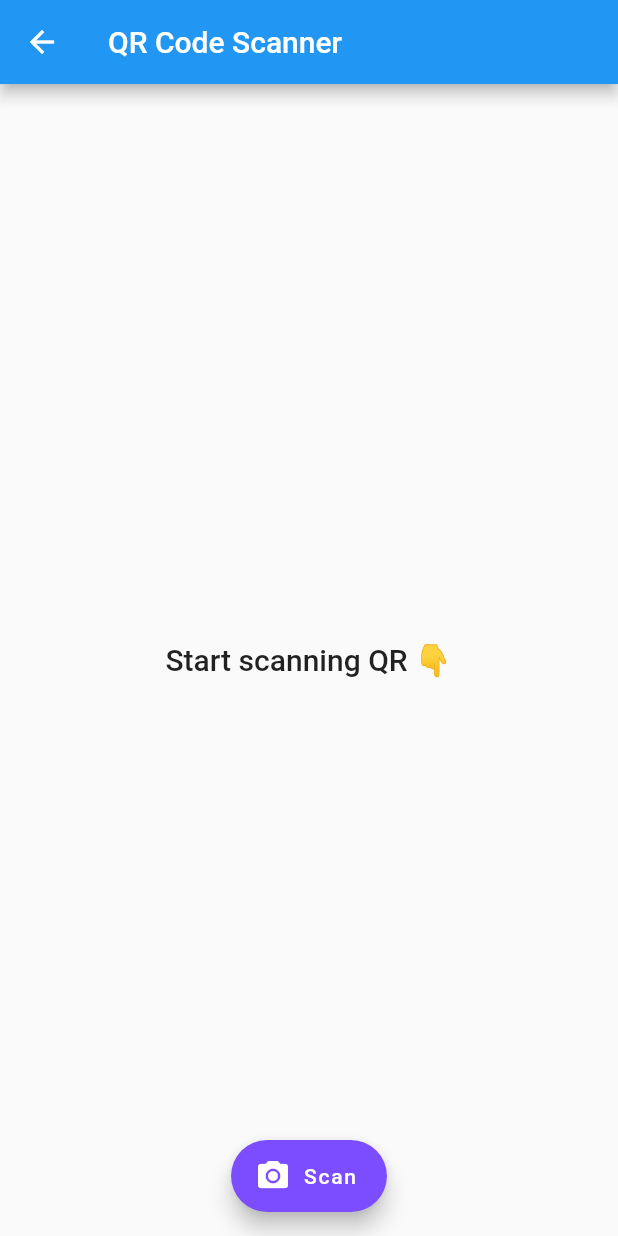
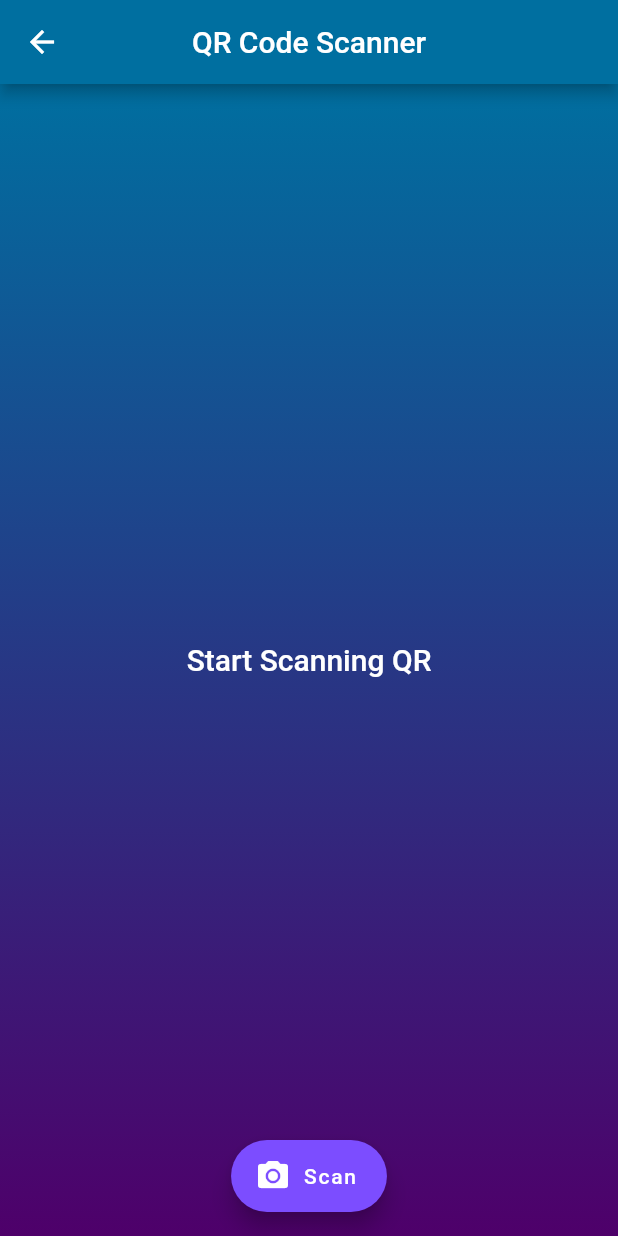
Before and after one commit to mointhedev/Machine-Learning-Flutter-App, a Flutter app: the QRCodeScreen screen opened directly, on a phone screen of 412 x 824 dp. Run offline on Flutter 3.47's test engine with Material 2 defaults, Android fonts, the light colour scheme and no system bars; our stand-ins replace image_picker, speech_to_text; missing offline and left inert: barcode_scan, firebase_ml_vision, tflite; accounts and stored records are empty.

Commit message:
UI for QR code scanner done

```diff
--- a/lib/qr_code.dart
+++ b/lib/qr_code.dart
@@ -7,8 +7,7 @@ class QRCodeScreen extends StatefulWidget {
 }
 
 class _QRCodeScreenState extends State<QRCodeScreen> {
-  String result = 'Start scanning QR '
-      '👇';
+  String result = 'Start Scanning QR';
 
   Future _scanQR() async {
     try {
@@ -28,12 +27,20 @@ class _QRCodeScreenState extends State<QRCodeScreen> {
     return Scaffold(
       appBar: AppBar(
         title: Text('QR Code Scanner'),
+        centerTitle: true,
+        backgroundColor: Color(0xff006FA0),
       ),
       body: Container(
+        decoration: BoxDecoration(
+            gradient: LinearGradient(
+                begin: Alignment.topCenter,
+                end: Alignment.bottomCenter,
+                colors: [Color(0xff006FA0), Color(0xff4E006A)])),
         child: Center(
           child: Text(
             result,
-            style: Theme.of(context).textTheme.title,
+            style:
+                Theme.of(context).textTheme.title.copyWith(color: Colors.white),
           ),
         ),
       ),
```
